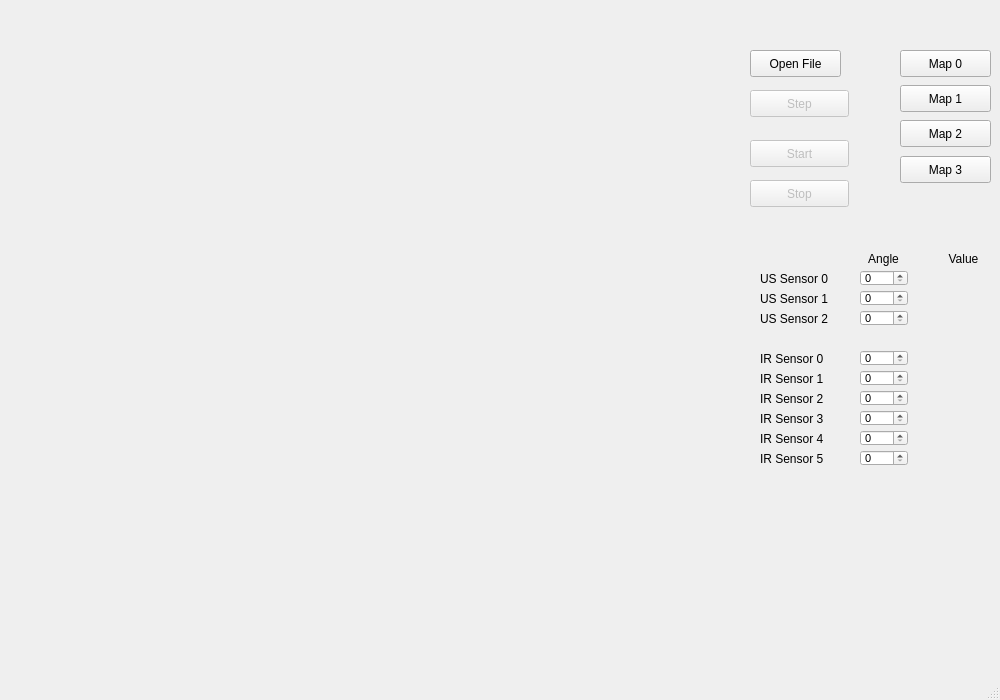
First picture: the form in simulatorCode/BaESimulator/simulatorwindow.ui, repository MrHug/Arduino-Simulator, before the edit.
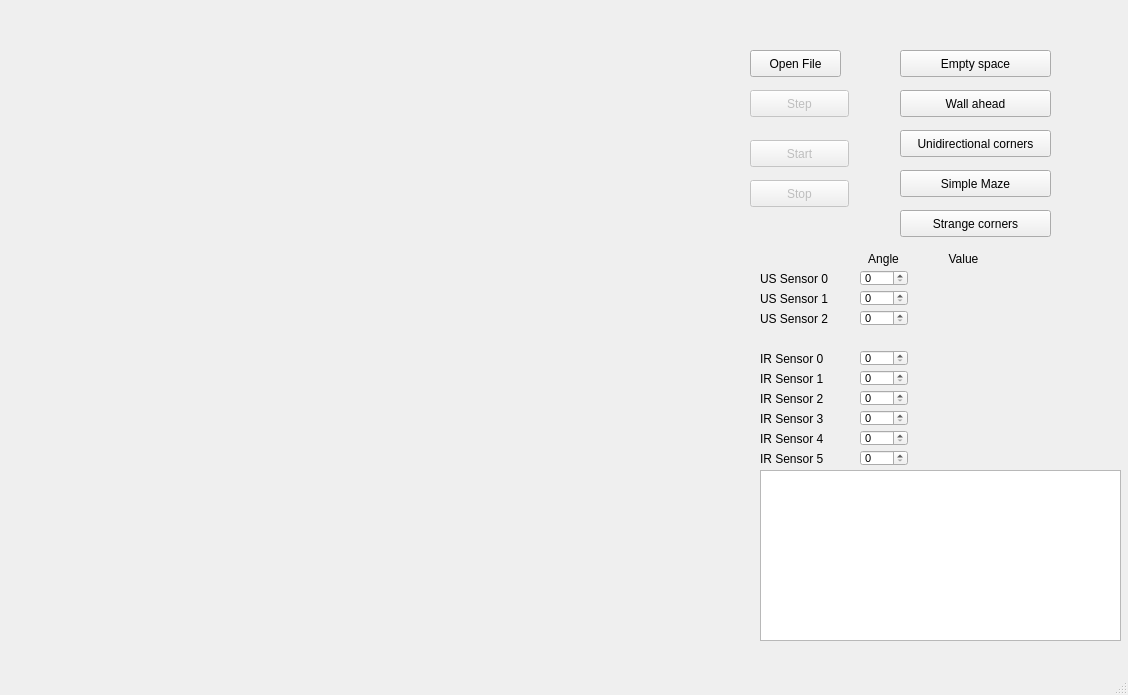
Second picture: the form after the edit.

Commit message: Added map4 and added logging to GUI

```diff
--- a/simulatorCode/BaESimulator/simulatorwindow.ui
+++ b/simulatorCode/BaESimulator/simulatorwindow.ui
@@ -6,8 +6,8 @@
    <rect>
     <x>0</x>
     <y>0</y>
-    <width>1000</width>
-    <height>700</height>
+    <width>1128</width>
+    <height>695</height>
    </rect>
   </property>
   <property name="windowTitle">
@@ -535,51 +535,80 @@
      <rect>
       <x>900</x>
       <y>50</y>
-      <width>91</width>
+      <width>151</width>
       <height>27</height>
      </rect>
     </property>
     <property name="text">
-     <string>Map 0</string>
+     <string>Empty space</string>
     </property>
    </widget>
    <widget class="QPushButton" name="btnMap1">
     <property name="geometry">
      <rect>
       <x>900</x>
-      <y>85</y>
-      <width>91</width>
+      <y>210</y>
+      <width>151</width>
       <height>27</height>
      </rect>
     </property>
     <property name="text">
-     <string>Map 1</string>
+     <string>Strange corners</string>
     </property>
    </widget>
    <widget class="QPushButton" name="btnMap2">
     <property name="geometry">
      <rect>
       <x>900</x>
-      <y>120</y>
-      <width>91</width>
+      <y>170</y>
+      <width>151</width>
       <height>27</height>
      </rect>
     </property>
     <property name="text">
-     <string>Map 2</string>
+     <string>Simple Maze</string>
     </property>
    </widget>
    <widget class="QPushButton" name="btnMap3">
     <property name="geometry">
      <rect>
       <x>900</x>
-      <y>156</y>
-      <width>91</width>
+      <y>130</y>
+      <width>151</width>
       <height>27</height>
      </rect>
     </property>
     <property name="text">
-     <string>Map 3</string>
+     <string>Unidirectional corners</string>
+    </property>
+   </widget>
+   <widget class="QListWidget" name="logBox">
+    <property name="geometry">
+     <rect>
+      <x>760</x>
+      <y>470</y>
+      <width>361</width>
+      <height>171</height>
+     </rect>
+    </property>
+    <property name="sizePolicy">
+     <sizepolicy hsizetype="Fixed" vsizetype="Fixed">
+      <horstretch>0</horstretch>
+      <verstretch>0</verstretch>
+     </sizepolicy>
+    </property>
+   </widget>
+   <widget class="QPushButton" name="btnMap4">
+    <property name="geometry">
+     <rect>
+      <x>900</x>
+      <y>90</y>
+      <width>151</width>
+      <height>27</height>
+     </rect>
+    </property>
+    <property name="text">
+     <string>Wall ahead</string>
     </property>
    </widget>
   </widget>
```
Left out of the diff: 2 changed lines with no effect on the pictures. The commit also changes 6 other files.
